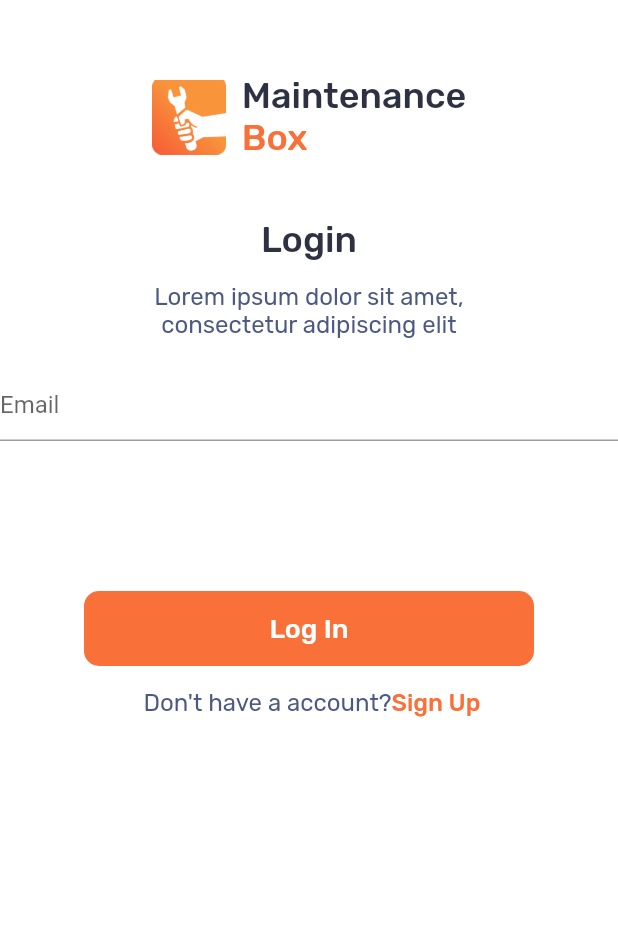
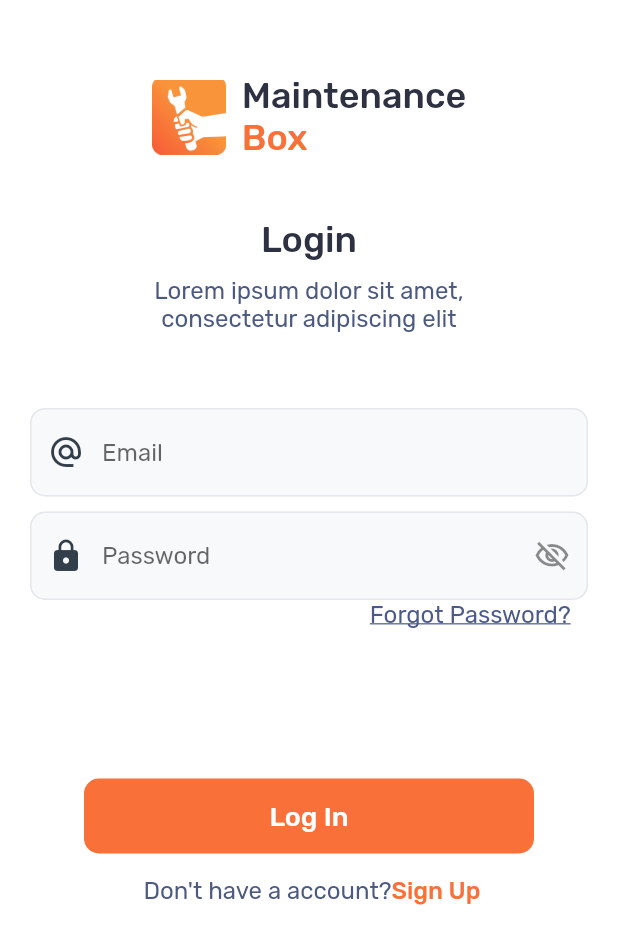
Before and after one commit to almosrof120/Flutter-Maintanence-Box-Login-UI, a Flutter app: the screen it shows after launch, on a phone screen of 412 x 824 dp. Shown: the top 944 px of the screen. Run offline on Flutter 3.47's test engine with Material 2 defaults, Android fonts, the light colour scheme and no system bars.

Commit message:
completed the m_box login UI

```diff
--- a/lib/main.dart
+++ b/lib/main.dart
@@ -66,7 +66,7 @@ class MyApp extends StatelessWidget {
                 ),
               ),
               const SizedBox(
-                height: 14,
+                height: 10,
               ),
               const Center(
                 child: Text(
@@ -80,11 +80,79 @@ class MyApp extends StatelessWidget {
                 ),
               ),
               const SizedBox(
-                height: 20,
+                height: 50,
               ),
-              const TextField(
-                decoration: InputDecoration(
-                  hintText: 'Email',
+              Padding(
+                padding: const EdgeInsets.symmetric(horizontal: 20),
+                child: TextField(
+                  decoration: InputDecoration(
+                    hintText: 'Email',
+                    hintStyle: const TextStyle(fontFamily: 'Rubik Regular'),
+                    fillColor: const Color(0xffF8F9FA),
+                    filled: true,
+                    prefixIcon: const Icon(
+                      Icons.alternate_email,
+                      color: Color(0xff323F4B),
+                    ),
+                    focusedBorder: OutlineInputBorder(
+                      borderSide: const BorderSide(
+                        color: Color(0xffE4E7EB),
+                      ),
+                      borderRadius: BorderRadius.circular(10),
+                    ),
+                    enabledBorder: OutlineInputBorder(
+                      borderSide: const BorderSide(
+                        color: Color(0xffE4E7EB),
+                      ),
+                      borderRadius: BorderRadius.circular(10),
+                    ),
+                  ),
+                ),
+              ),
+              Padding(
+                padding: const EdgeInsets.only(left: 20, right: 20, top: 10),
+                child: TextField(
+                  decoration: InputDecoration(
+                    hintText: 'Password',
+                    hintStyle: const TextStyle(fontFamily: 'Rubik Regular'),
+                    fillColor: const Color(0xffF8F9FA),
+                    filled: true,
+                    prefixIcon: const Icon(
+                      Icons.lock,
+                      color: Color(0xff323F4B),
+                    ),
+                    suffixIcon: const Icon(Icons.visibility_off_outlined),
+                    focusedBorder: OutlineInputBorder(
+                      borderSide: const BorderSide(
+                        color: Color(0xffE4E7EB),
+                      ),
+                      borderRadius: BorderRadius.circular(10),
+                    ),
+                    enabledBorder: OutlineInputBorder(
+                      borderSide: const BorderSide(
+                        color: Color(0xffE4E7EB),
+                      ),
+                      borderRadius: BorderRadius.circular(10),
+                    ),
+                  ),
+                ),
+              ),
+              Padding(
+                padding: const EdgeInsets.only(left: 215),
+                child: Column(
+                  mainAxisAlignment: MainAxisAlignment.start,
+                  children: const [
+                    Text(
+                      'Forgot Password?',
+                      //textAlign: TextAlign.center,
+                      style: TextStyle(
+                        decoration: TextDecoration.underline,
+                        fontFamily: 'Rubik Regular',
+                        color: Color(0xff4C598B),
+                        fontSize: 16,
+                      ),
+                    ),
+                  ],
                 ),
               ),
               const SizedBox(
```
